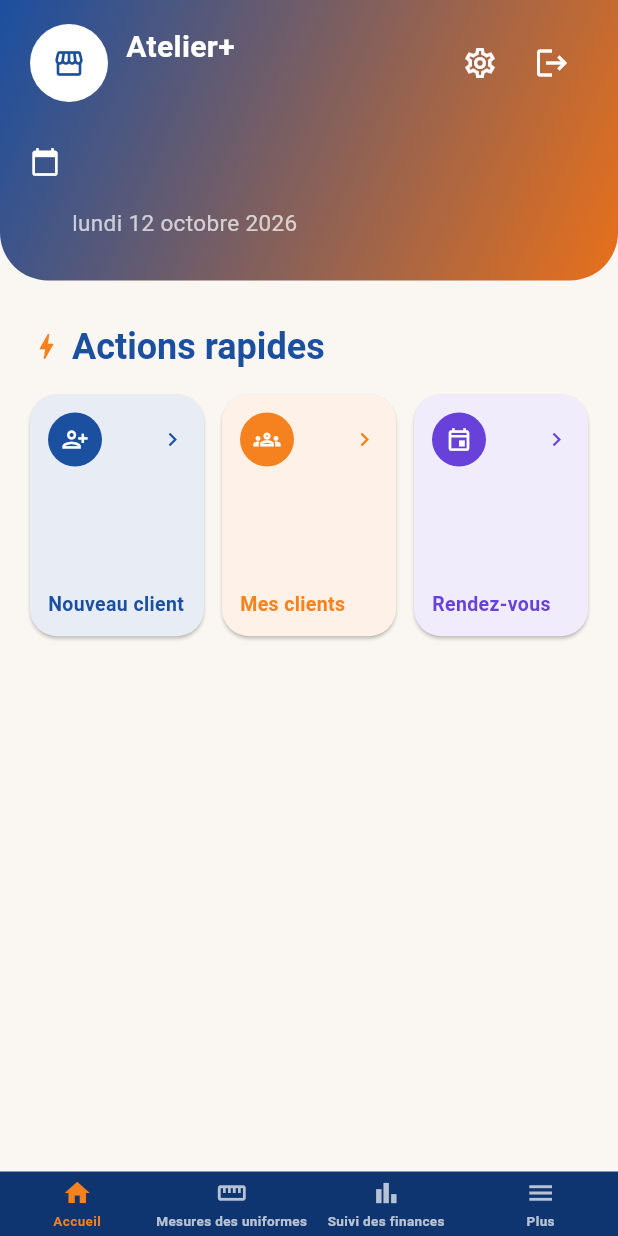
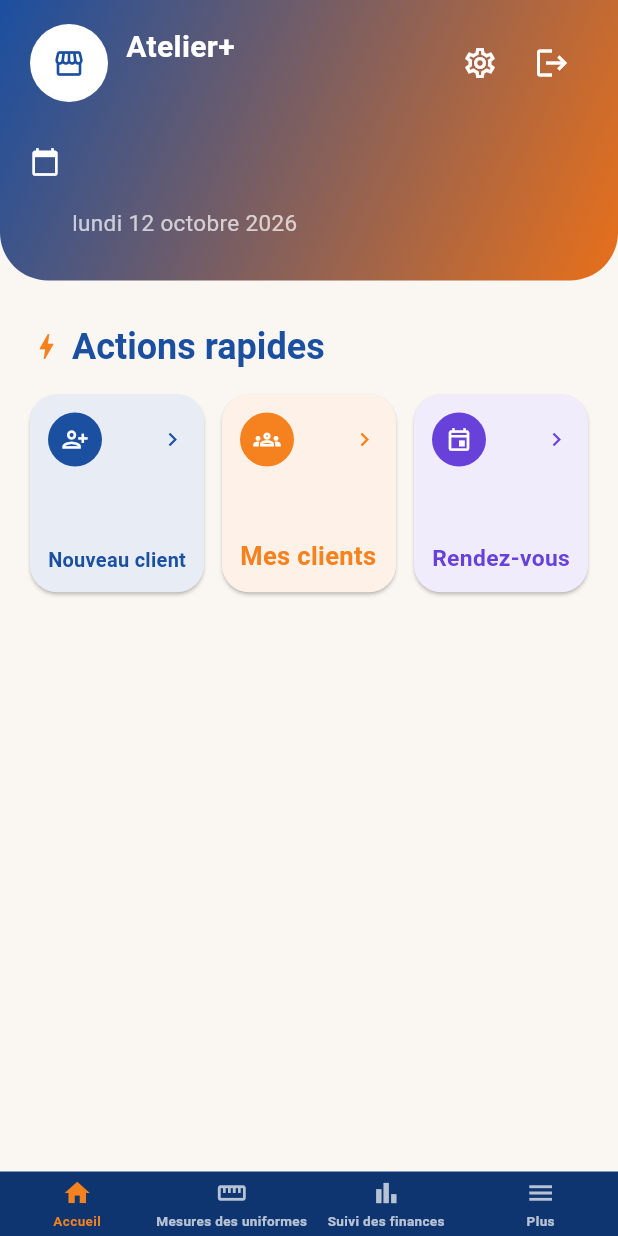
Before and after one commit to ouattaradanou-debug/forevercare-ai, a Flutter app: the screen it shows once a user with an empty profile is signed in, on a phone screen of 412 x 824 dp. Run offline on Flutter 3.47's test engine with Material 3 defaults, Android fonts, the phone set to English and light mode, and no system bars; our stand-ins replace audioplayers, cached_network_image, connectivity_plus, drift, flutter_contacts, flutter_image_compress and 16 more; missing offline and left inert: record; accounts and stored records are empty; generated files the repository leaves out were written again.

```diff
--- a/atelier_plus/lib/features/auth/presentation/ecran_accueil_provisoire.dart
+++ b/atelier_plus/lib/features/auth/presentation/ecran_accueil_provisoire.dart
@@ -143,7 +143,7 @@ class _EcranAccueilProvisoireState extends ConsumerState<EcranAccueilProvisoire>
                       crossAxisCount: 3,
                       mainAxisSpacing: 12,
                       crossAxisSpacing: 12,
-                      childAspectRatio: 0.72,
+                      childAspectRatio: 0.88,
                       children: [
                         _CarteAction(
                           icone: Icons.person_add_alt_1_outlined,
@@ -790,9 +790,18 @@ class _CarteAction extends StatelessWidget {
                   Icon(Icons.chevron_right, color: couleur, size: 18),
                 ],
               ),
-              Text(
-                libelle,
-                style: TextStyle(fontWeight: FontWeight.bold, fontSize: 13, color: couleur),
+              // FittedBox plutôt qu'une taille de police fixe : les libellés
+              // courts ("Stock", "Ventes") s'affichent grands, tandis que le
+              // plus long ("Enregistrer dépenses") se réduit automatiquement
+              // pour tenir sur une seule ligne sans jamais déborder.
+              FittedBox(
+                fit: BoxFit.scaleDown,
+                alignment: Alignment.centerLeft,
+                child: Text(
+                  libelle,
+                  maxLines: 1,
+                  style: TextStyle(fontWeight: FontWeight.bold, fontSize: 17, color: couleur),
+                ),
               ),
             ],
           ),
```
